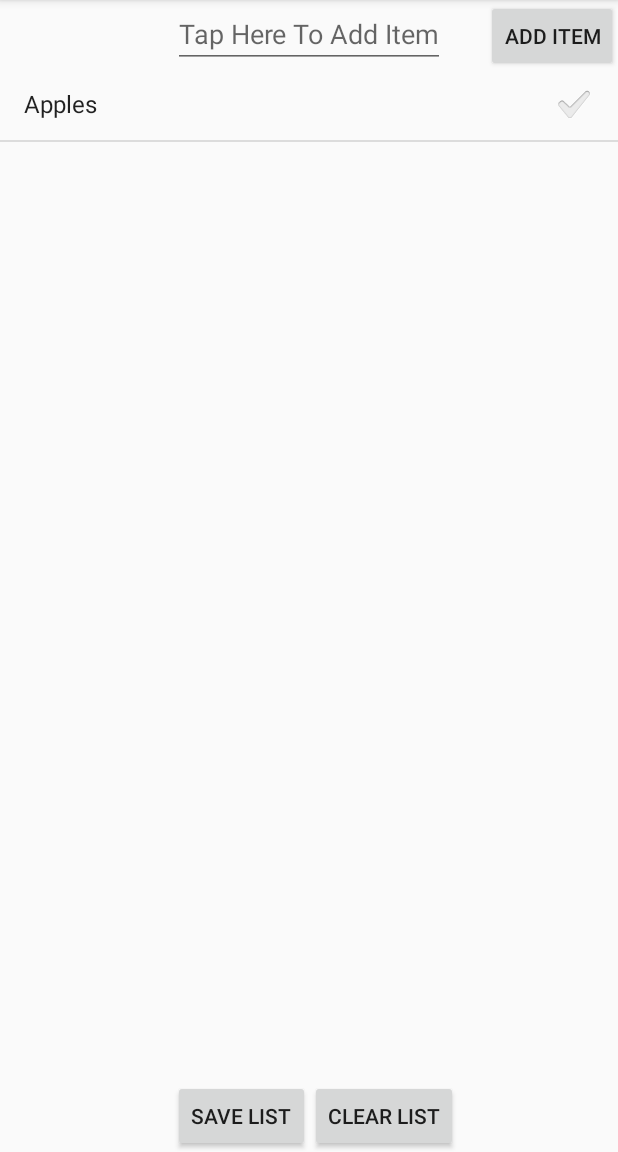
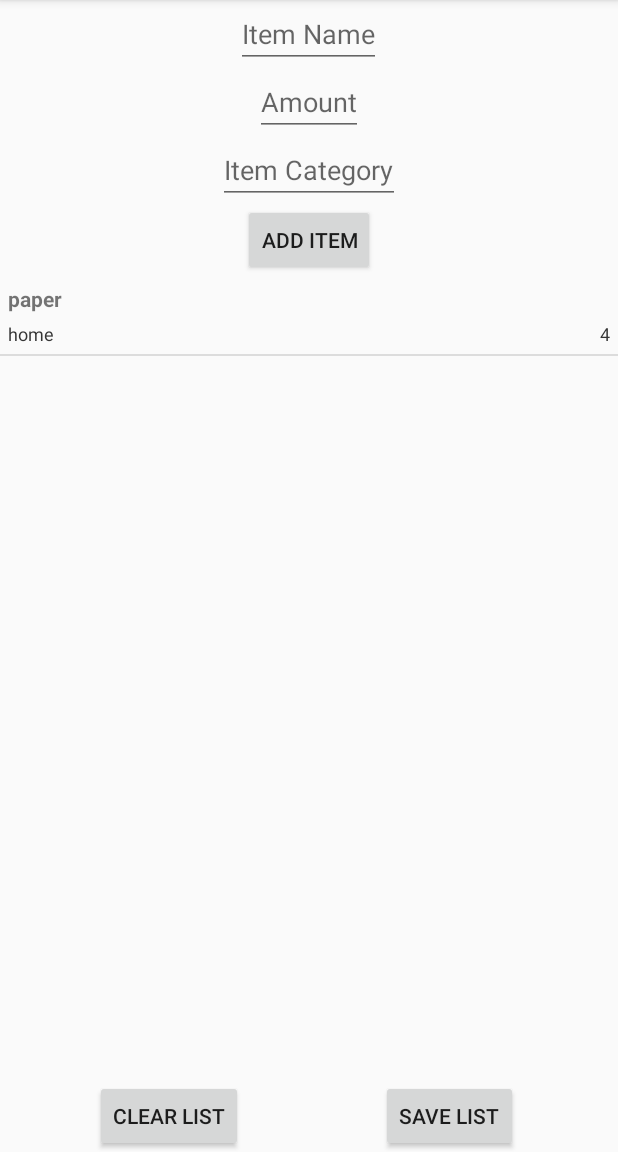
Before and after one commit to ajs476/iBuy, an Android app: the CreateListActivity screen opened directly, with no data from a screen before it, on a phone screen of 412 x 824 dp, the part 84-1236 px from its top. Run offline under Robolectric (Android 15) with nearby library versions, the phone set to English and light mode, and no system bars.

Commit message:
item Name, category, and amounts added

```diff
--- a/app/src/main/java/cs399/sp/gatheryourgoods/CreateListActivity.java
+++ b/app/src/main/java/cs399/sp/gatheryourgoods/CreateListActivity.java
@@ -1,63 +1,117 @@
 package cs399.sp.gatheryourgoods;
 
-import android.content.Intent;
+import android.app.AlertDialog;
+import android.content.Context;
+import android.content.DialogInterface;
 import android.os.Bundle;
 import android.support.v7.app.AppCompatActivity;
-import android.util.Log;
 import android.view.View;
-import android.widget.ArrayAdapter;
 import android.widget.Button;
 import android.widget.EditText;
 import android.widget.ListView;
+import java.util.ArrayList;
 
-import java.util.ArrayList;
 
 /**
  * Created by Alex on 11/8/2015.
  */
 public class CreateListActivity extends AppCompatActivity {
-    public ArrayList<String> itemList;
     public EditText addItemText;
+    public EditText addCategoryText;
+    public EditText addAmountText;
     public Button addItemButton;
     public String item;
-    public ArrayAdapter<String> itemsAdapter;
+    public String category;
+    public String amountString;
+    public CustomListAdapter myAdapter;
+    public Context context;
 
 
     @Override
     protected void onCreate(Bundle savedInstanceState) {
+        context = this;
         super.onCreate(savedInstanceState);
+        // set the current view
         setContentView(R.layout.activity_create_list);
+        // get item details from item list
+        ArrayList item_details = getListData();
+        // create list view object
+        final ListView lv1 = (ListView) findViewById(R.id.custom_list);
+        // create and set the adapter for the list view
+        lv1.setAdapter(myAdapter = new CustomListAdapter(this, item_details));
+    }
 
+    // grabs item details
+    private ArrayList getListData(){
+        // create list of item information to add
+        final ArrayList<Item> results = new ArrayList<Item>();
+        // create new item
+        Item newItem = new Item();
+        // set items details
+        newItem.setItemName("paper");
+        newItem.setItemAmount("4");
+        newItem.setItemCategory("home");
+        // add item with details to list
+        results.add(newItem);
+        // edit text field for adding item name
         addItemText = (EditText)findViewById(R.id.editTextAddItem);
+        // edit text field for adding item category
+        addCategoryText = (EditText)findViewById(R.id.editTextAddCategory);
+        // edit text field for adding item amount
+        addAmountText = (EditText)findViewById(R.id.editTextAddAmount);
+        // create add item button for user to press
         addItemButton = (Button)findViewById(R.id.buttonAddItem);
-
+        // set listener for add item button, to check for user clicks
         addItemButton.setOnClickListener(new View.OnClickListener() {
             @Override
             public void onClick(View v) {
+                Item newItem = new Item();
+                // grab category from Edit Text
+                category = addCategoryText.getText().toString();
+                // set items category
+                newItem.setItemCategory(category);
+                // grab item from add item Edit Text
+                item = addItemText.getText().toString();
+                // set items name
+                newItem.setItemName(item);
+                // grab item amount from edit text field
+                amountString = addAmountText.getText().toString();
+                // set item amount
+                newItem.setItemAmount(amountString);
 
-                item = addItemText.getText().toString();
-                itemList.add(item);
-                itemsAdapter.notifyDataSetChanged();
-
+                // check that all fields have been completed for item
+                if (item.isEmpty() || category.isEmpty() || amountString.isEmpty()) {
+                    // display alert to user if fields are not empty
+                    new AlertDialog.Builder(context)
+                            .setTitle("Cannot add Item")
+                            .setMessage("Please enter an item Name, Category, and Amount.")
+                            .setPositiveButton(android.R.string.yes, new DialogInterface.OnClickListener() {
+                                public void onClick(DialogInterface dialog, int which) {
+                                    //do nothing, we just wanted to show the user the alert
+                                }
+                            })
+                            .setNegativeButton(android.R.string.no, new DialogInterface.OnClickListener() {
+                                public void onClick(DialogInterface dialog, int which) {
+                                    //do nothing, we just wanted to show the user the alert
+                                }
+                            })
+                            .setIcon(android.R.drawable.ic_dialog_alert)
+                            .show();
+                }
+                else {
+                    // add new item to list
+                    results.add(newItem);
+                    // notify adapter that we changed the list
+                    myAdapter.notifyDataSetChanged();
+                }
             }
         });
+        // add the item and details to the list
+        return results;
 
 
-        itemList = new ArrayList<String>();
-        // how to add to list:
-        itemList.add("Apples");
+    }
 
-
-
-
-
-
-        itemsAdapter =
-                new ArrayAdapter<String>(this, android.R.layout.simple_list_item_checked, itemList);
-
-        ListView listView = (ListView) findViewById(R.id.listViewItems);
-        listView.setAdapter(itemsAdapter);
-    }
 
     @Override
     public void onStart(){
--- /dev/null
+++ b/app/src/main/java/cs399/sp/gatheryourgoods/CustomListAdapter.java
@@ -0,0 +1,63 @@
+package cs399.sp.gatheryourgoods;
+
+import android.content.Context;
+import android.view.LayoutInflater;
+import android.view.View;
+import android.view.ViewGroup;
+import android.widget.BaseAdapter;
+import android.widget.TextView;
+
+import java.util.ArrayList;
+
+/**
+ * Created by Alex on 11/14/2015.
+ */
+public class CustomListAdapter extends BaseAdapter {
+    public ArrayList<Item> listData;
+    public LayoutInflater layoutInflater;
+
+    public CustomListAdapter(Context aContext, ArrayList<Item> listData) {
+        this.listData = listData;
+        layoutInflater = LayoutInflater.from(aContext);
+    }
+
+    @Override
+    public int getCount() {
+        return listData.size();
+    }
+
+    @Override
+    public Object getItem(int position) {
+        return listData.get(position);
+    }
+
+    @Override
+    public long getItemId(int position) {
+        return position;
+    }
+
+    public View getView(int position, View convertView, ViewGroup parent) {
+        ViewHolder holder;
+        if (convertView == null) {
+            convertView = layoutInflater.inflate(R.layout.list_row_layout, null);
+            holder = new ViewHolder();
+            holder.itemNameView = (TextView) convertView.findViewById(R.id.name);
+            holder.itemCategoryView = (TextView) convertView.findViewById(R.id.category);
+            holder.itemAmountView = (TextView) convertView.findViewById(R.id.amount);
+            convertView.setTag(holder);
+        } else {
+            holder = (ViewHolder) convertView.getTag();
+        }
+
+        holder.itemNameView.setText(listData.get(position).getItemName());
+        holder.itemCategoryView.setText(listData.get(position).getItemCategory());
+        holder.itemAmountView.setText(listData.get(position).getItemAmount());
+        return convertView;
+    }
+
+    static class ViewHolder {
+        TextView itemNameView;
+        TextView itemCategoryView;
+        TextView itemAmountView;
+    }
+}
--- /dev/null
+++ b/app/src/main/java/cs399/sp/gatheryourgoods/Item.java
@@ -0,0 +1,31 @@
+package cs399.sp.gatheryourgoods;
+
+/**
+ * Created by Alex on 11/14/2015.
+ */
+public class Item {
+    private String itemName;
+    private String itemCategory;
+    private String itemAmount;
+
+    public void setItemName(String itemName){
+        this.itemName = itemName;
+    }
+    public String getItemName(){
+        return itemName;
+    }
+    public String getItemCategory(){
+        return itemCategory;
+    }
+    public void setItemCategory(String itemCategory){
+        this.itemCategory = itemCategory;
+    }
+    public String getItemAmount(){
+        return itemAmount;
+    }
+    public void setItemAmount(String itemAmount){
+        this.itemAmount = itemAmount;
+    }
+
+
+}
--- a/app/src/main/res/layout/activity_create_list.xml
+++ b/app/src/main/res/layout/activity_create_list.xml
@@ -5,21 +5,22 @@
     android:id="@+id/CreateList">
 
     <ListView
-        android:layout_width="wrap_content"
+        android:id="@+id/custom_list"
+        android:layout_width="fill_parent"
         android:layout_height="wrap_content"
-        android:id="@+id/listViewItems"
-        android:choiceMode="singleChoice"
-        tools:listitem="@android:layout/simple_list_item_checked"
-        android:layout_below="@+id/editTextAddItem"
-        android:layout_above="@+id/buttonSaveList" />
+        android:dividerHeight="1dp"
+        android:layout_above="@+id/buttonSaveList"
+        android:layout_below="@+id/buttonAddItem" />
 
     <EditText
         android:layout_width="wrap_content"
         android:layout_height="wrap_content"
         android:id="@+id/editTextAddItem"
-        android:hint="Tap Here To Add Item"
+        android:hint="Item Name"
         android:layout_alignParentTop="true"
-        android:layout_centerHorizontal="true" />
+        android:layout_centerHorizontal="true"
+        android:singleLine="true"
+        android:imeOptions="actionDone"/>
 
     <Button
         style="?android:attr/buttonStyleSmall"
@@ -27,9 +28,8 @@
         android:layout_height="wrap_content"
         android:text="Add Item"
         android:id="@+id/buttonAddItem"
-        android:layout_alignParentTop="true"
-        android:layout_alignParentRight="true"
-        android:layout_alignParentEnd="true" />
+        android:layout_below="@+id/editTextAddCategory"
+        android:layout_centerHorizontal="true" />
 
     <Button
         android:layout_width="wrap_content"
@@ -37,16 +37,37 @@
         android:text="Save List"
         android:id="@+id/buttonSaveList"
         android:layout_alignParentBottom="true"
-        android:layout_alignLeft="@+id/editTextAddItem"
-        android:layout_alignStart="@+id/editTextAddItem" />
+        android:layout_toRightOf="@+id/editTextAddItem"
+        android:layout_toEndOf="@+id/editTextAddItem" />
 
     <Button
         android:layout_width="wrap_content"
         android:layout_height="wrap_content"
         android:text="Clear List"
         android:id="@+id/buttonClearList"
-        android:layout_below="@+id/listViewItems"
-        android:layout_toRightOf="@+id/buttonSaveList"
-        android:layout_toEndOf="@+id/buttonSaveList" />
+        android:layout_below="@+id/custom_list"
+        android:layout_toLeftOf="@+id/buttonAddItem"
+        android:layout_toStartOf="@+id/buttonAddItem" />
+
+    <EditText
+        android:layout_width="wrap_content"
+        android:layout_height="wrap_content"
+        android:id="@+id/editTextAddCategory"
+        android:hint="Item Category"
+        android:imeOptions="actionDone"
+        android:singleLine="true"
+        android:layout_below="@+id/editTextAddAmount"
+        android:layout_centerHorizontal="true" />
+
+    <EditText
+        android:layout_width="wrap_content"
+        android:layout_height="wrap_content"
+        android:id="@+id/editTextAddAmount"
+        android:hint="Amount"
+        android:inputType="number"
+        android:imeOptions="actionDone"
+        android:singleLine="true"
+        android:layout_below="@+id/editTextAddItem"
+        android:layout_centerHorizontal="true" />
 
 </RelativeLayout>
--- /dev/null
+++ b/app/src/main/res/layout/list_row_layout.xml
@@ -0,0 +1,34 @@
+<?xml version="1.0" encoding="utf-8"?>
+<RelativeLayout xmlns:android="http://schemas.android.com/apk/res/android"
+    android:layout_width="match_parent" android:layout_height="match_parent"
+    android:orientation="horizontal"
+    android:padding="5dp">
+
+    <TextView
+        android:id="@+id/name"
+        android:layout_width="wrap_content"
+        android:layout_height="wrap_content"
+        android:textStyle="bold"
+        android:typeface="sans" />
+
+    <TextView
+        android:id="@+id/category"
+        android:layout_width="wrap_content"
+        android:layout_height="wrap_content"
+        android:layout_below="@id/name"
+        android:layout_marginTop="5dp"
+        android:textColor="#343434"
+        android:textSize="12sp" />
+
+    <TextView
+        android:id="@+id/amount"
+        android:layout_width="wrap_content"
+        android:layout_height="wrap_content"
+        android:layout_alignBaseline="@+id/category"
+        android:layout_alignBottom="@+id/category"
+        android:layout_alignParentRight="true"
+        android:layout_alignParentEnd="true"
+        android:textColor="#343434"
+        android:textSize="12sp" />
+
+</RelativeLayout>
```
